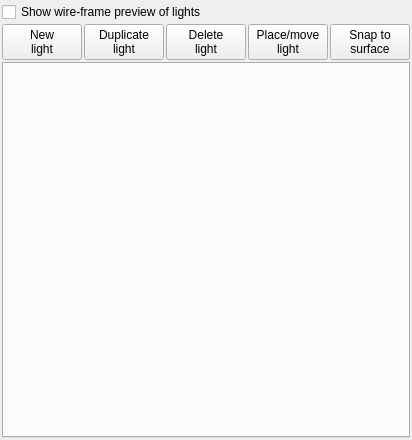
First picture: the form in mandelbulber2/qt/light_sources_manager.ui, repository irinox-ctrl/mandelbulber2, before the edit.
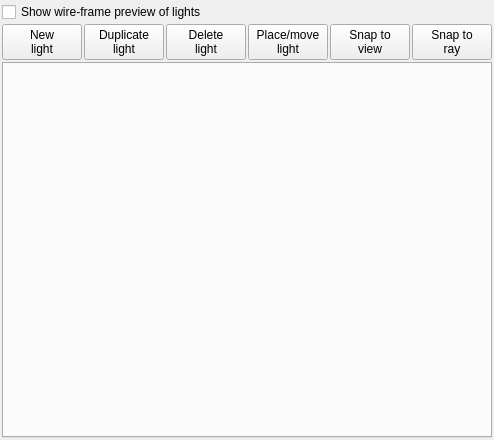
Second picture: the form after the edit. Custom widgets are drawn as their Qt base class.

Commit message:
Add two snap-to-surface buttons: Snap to view and Snap to ray
- Snap to view: ray-marches from camera in view direction, snaps light to surface
- Snap to ray: ray-marches from camera towards light, snaps light to surface on that ray
- Both buttons correctly handle relative_position lights
- Refactored common light position conversion into helper functions

Diff of the .ui file:
```diff
--- a/mandelbulber2/qt/light_sources_manager.ui
+++ b/mandelbulber2/qt/light_sources_manager.ui
@@ -89,7 +89,18 @@
        </property>
        <property name="text">
         <string>Snap to
-surface</string>
+view</string>
+       </property>
+      </widget>
+     </item>
+     <item>
+      <widget class="QPushButton" name="pushButton_snapToRay">
+       <property name="toolTip">
+        <string>&lt;html&gt;&lt;head/&gt;&lt;body&gt;&lt;p&gt;Snap selected light to the fractal surface along the camera-to-light ray. If no surface is found before the light, it continues past the light.&lt;/p&gt;&lt;/body&gt;&lt;/html&gt;</string>
+       </property>
+       <property name="text">
+        <string>Snap to
+ray</string>
        </property>
       </widget>
      </item>
```
Left out of the diff: 4 changed lines with no effect on the pictures. The commit also changes 2 other files.
